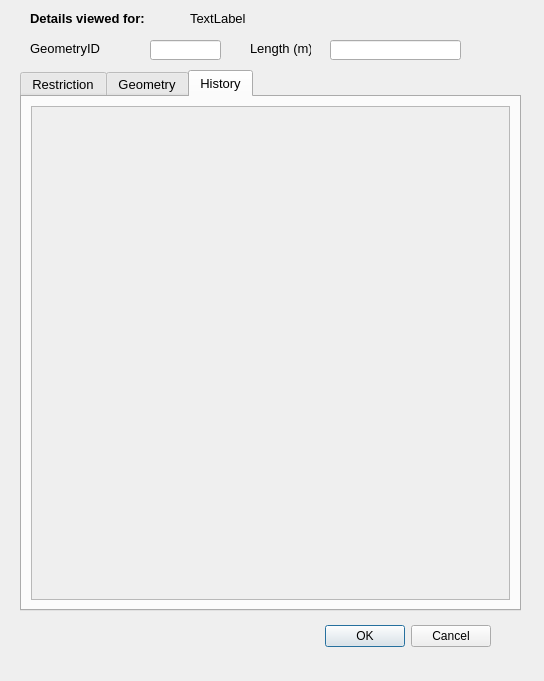
First picture: the form in restrictionDetails_dialog_base.ui, repository tlh22/TOMs, before the edit.
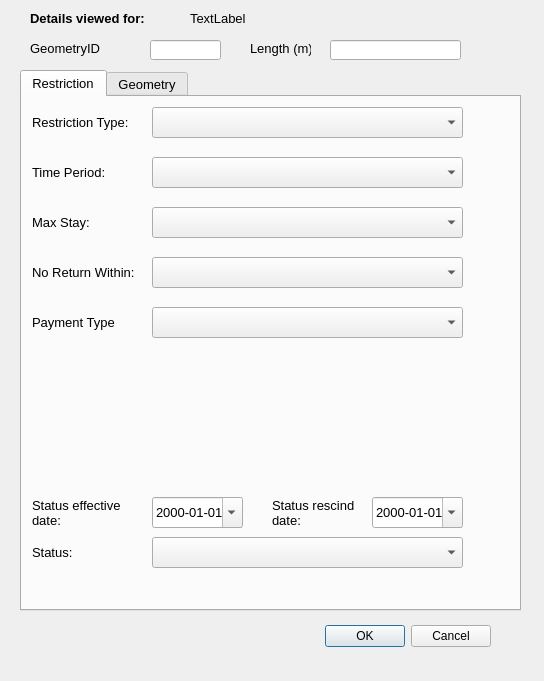
Second picture: the form after the edit. The open tabs and pages were chosen to show the change.

Commit message:
Create Restrictions In Proposal
Currently not working. Trying to simplify the process of creating features/forms, etc. and changing parts of manage_restriction_details. Currently not stable.

Big issue is how to obtain ID of feature after it has been created but before it has been saved.

What changed in the file:
```diff
--- a/restrictionDetails_dialog_base.ui
+++ b/restrictionDetails_dialog_base.ui
@@ -700,30 +700,6 @@
      </property>
     </widget>
    </widget>
-   <widget class="QWidget" name="RestrictionHistory">
-    <attribute name="title">
-     <string>History</string>
-    </attribute>
-    <layout class="QGridLayout" name="gridLayout">
-     <item row="0" column="0">
-      <widget class="QScrollArea" name="scrollArea">
-       <property name="widgetResizable">
-        <bool>true</bool>
-       </property>
-       <widget class="QWidget" name="scrollAreaWidgetContents">
-        <property name="geometry">
-         <rect>
-          <x>0</x>
-          <y>0</y>
-          <width>475</width>
-          <height>492</height>
-         </rect>
-        </property>
-       </widget>
-      </widget>
-     </item>
-    </layout>
-   </widget>
   </widget>
   <widget class="QDialogButtonBox" name="button_box">
    <property name="geometry">
```
The commit also changes 7 other files.
